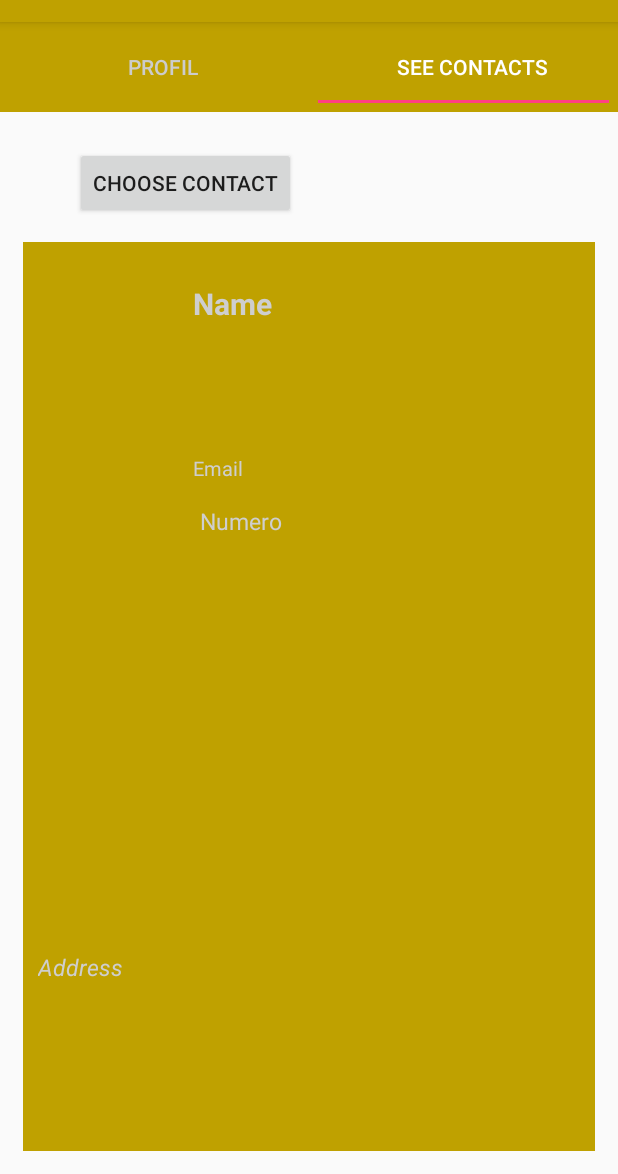
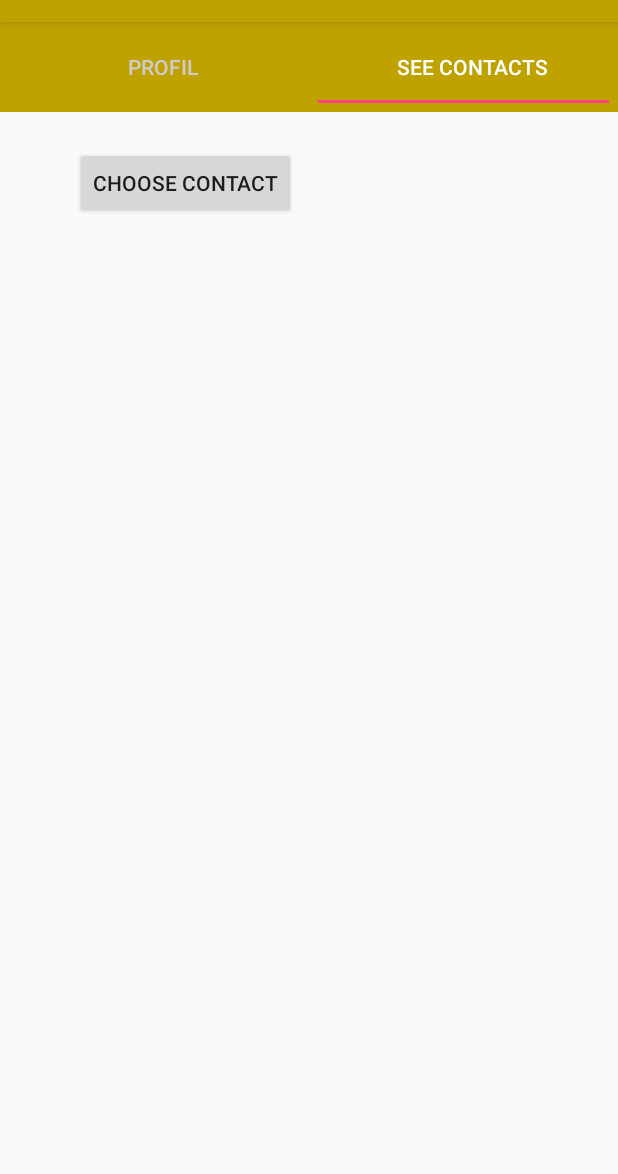
Before and after one commit to maumauuu/info-embarque-carte-de-visite, an Android app: the MainActivity screen opened directly, with no data from a screen before it, tab 2 chosen, on a phone screen of 412 x 824 dp, the part 62-1236 px from its top. Run offline under Robolectric (Android 15) with nearby library versions, the phone set to English and light mode, and no system bars; libraries missing offline, so code that uses them is left out: de.greenrobot.event; 2 statements that could not run were skipped.

Commit message:
Coorection reception sms non fonctionnel, affichage carte contact tel non fonctionnel

```diff
--- a/app/src/main/java/com/CDV/MainActivity.java
+++ b/app/src/main/java/com/CDV/MainActivity.java
@@ -1,14 +1,12 @@
 package com.CDV;
 
 import android.app.Activity;
-import android.content.ContentResolver;
 import android.content.ContentUris;
 import android.content.Context;
 import android.content.Intent;
 import android.content.IntentFilter;
 import android.content.pm.ApplicationInfo;
 import android.content.pm.PackageManager;
-import android.content.res.AssetFileDescriptor;
 import android.database.Cursor;
 import android.graphics.Bitmap;
 import android.graphics.BitmapFactory;
@@ -20,7 +18,6 @@ import android.provider.Telephony;
 import android.support.v4.app.Fragment;
 import android.support.v4.app.FragmentManager;
 import android.support.v4.app.FragmentTransaction;
-import android.support.v4.graphics.drawable.RoundedBitmapDrawable;
 import android.util.Log;
 import android.view.Menu;
 import android.view.View;
@@ -31,8 +28,6 @@ import android.support.v7.app.ActionBarDrawerToggle;
 import android.support.v7.app.AppCompatActivity;
 import android.support.v7.widget.Toolbar;
 import android.view.MenuItem;
-import android.widget.EditText;
-import android.widget.ImageView;
 import android.widget.LinearLayout;
 import android.widget.RelativeLayout;
 import android.widget.TextView;
@@ -41,16 +36,13 @@ import com.CDV.dataBase.Carte;
 import com.CDV.dataBase.CarteDataSource;
 import com.CDV.dataBase.Image;
 import com.CDV.fragment.GestionContactFragment;
-import com.CDV.fragment.ProfilFragment;
 import com.CDV.util.RefreshEvent;
+import com.CDV.util.RoundedImageView;
 import com.google.zxing.integration.android.IntentIntegrator;
 import com.google.zxing.integration.android.IntentResult;
 
 import org.json.JSONException;
 import org.json.JSONObject;
-
-import java.io.BufferedInputStream;
-import java.io.File;
 import java.io.IOException;
 import java.io.InputStream;
 import java.util.List;
@@ -163,6 +155,10 @@ public class MainActivity extends AppCompatActivity
 
         NavigationView navigationView = (NavigationView) findViewById(R.id.nav_view);
         navigationView.setNavigationItemSelectedListener(this);
+
+        MyReceiver receiver = new MyReceiver(this);
+        IntentFilter filter = new IntentFilter(Telephony.Sms.Intents.SMS_RECEIVED_ACTION);
+        registerReceiver(receiver, filter);
 
         try {
             ApplicationInfo ai = getPackageManager().getApplicationInfo(getPackageName(), PackageManager.GET_META_DATA);
@@ -344,7 +340,7 @@ public class MainActivity extends AppCompatActivity
         if (requestCode == CONTACT_PICKER_RESULT && resultCode == RESULT_OK) {
             Uri contactUri = data.getData();
             Cursor cursor = getContentResolver().query(contactUri, null, null, null, null);
-            LinearLayout carteProfilOther = (LinearLayout) findViewById(R.id.carte_other);
+            RelativeLayout carteProfilOther = (RelativeLayout) findViewById(R.id.carte_other);
             carteProfilOther.setVisibility(LinearLayout.VISIBLE);
             getContact(cursor);
          }
--- a/app/src/main/java/com/CDV/dataBase/Image.java
+++ b/app/src/main/java/com/CDV/dataBase/Image.java
@@ -1,8 +1,6 @@
 package com.CDV.dataBase;
 
-/**
- * Created by thomas on 23/05/17.
- */
+
 
 public class Image {
 
--- a/app/src/main/java/com/CDV/fragment/ProfilFragment.java
+++ b/app/src/main/java/com/CDV/fragment/ProfilFragment.java
@@ -5,10 +5,8 @@ import android.content.Intent;
 import android.graphics.BitmapFactory;
 import android.net.Uri;
 import android.os.Bundle;
-import android.provider.Telephony;
 import android.support.v4.app.Fragment;
 import android.telephony.SmsManager;
-import android.util.Log;
 import android.view.LayoutInflater;
 import android.view.MenuItem;
 import android.view.View;
@@ -18,12 +16,10 @@ import android.widget.EditText;
 import android.widget.ImageView;
 import android.widget.LinearLayout;
 import android.widget.RelativeLayout;
-import android.widget.TextView;
 import android.widget.Toast;
 
 import com.CDV.MainActivity;
 import com.CDV.R;
-import com.CDV.RoundedImageView;
 import com.CDV.dataBase.Carte;
 import com.CDV.dataBase.CarteDataSource;
 import com.CDV.dataBase.Image;
@@ -195,7 +191,7 @@ public class ProfilFragment extends Fragment {
                         i.setType("image/*");
                         startActivity(i);
                     }
-
+                    Toast.makeText(getActivity(), "SMS envoyé", Toast.LENGTH_SHORT).show();
                     SmsManager.getDefault().sendTextMessage(send_num.getText().toString(), null, msg, null, null);
                 }else{
                     Toast.makeText(getActivity(), "Vous n'avez pas entré de numéro", Toast.LENGTH_SHORT);
--- a/app/src/main/java/com/CDV/RoundedImageView.java
+++ b/app/src/main/java/com/CDV/util/RoundedImageView.java
@@ -1,4 +1,4 @@
-package com.CDV;
+package com.CDV.util;
 
 import android.content.Context;
 import android.graphics.Bitmap;
--- a/app/src/main/res/layout/activity_contact.xml
+++ b/app/src/main/res/layout/activity_contact.xml
@@ -9,7 +9,7 @@
     tools:context=".fragment.SeeContactFragment">
 
     <Button
-        android:id="@+id/Scan"
+        android:id="@+id/ChooseContact"
         android:layout_marginLeft="50sp"
         android:layout_width="wrap_content"
         android:layout_height="wrap_content"
@@ -21,7 +21,7 @@
 
     <RelativeLayout
         android:id="@+id/carte_other"
-        android:visibility="visible"
+        android:visibility="invisible"
         android:layout_width="match_parent"
         android:layout_height="match_parent"
         android:background="@color/gold"
@@ -30,7 +30,7 @@
         android:orientation="vertical">
 
 
-            <com.CDV.RoundedImageView
+            <com.CDV.util.RoundedImageView
                 android:layout_width="60dp"
                 android:layout_height="60dp"
                 android:id="@+id/imgContact"
--- a/app/src/main/res/layout/activity_profil.xml
+++ b/app/src/main/res/layout/activity_profil.xml
@@ -35,7 +35,7 @@
                     android:layout_marginLeft="180dp"
                     android:id="@+id/editlastname"/>
 
-                <com.CDV.RoundedImageView
+                <com.CDV.util.RoundedImageView
                         android:layout_width="70dp"
                         android:layout_height="70dp"
                         android:id="@+id/img"
--- a/app/src/main/res/layout/nav_header_main.xml
+++ b/app/src/main/res/layout/nav_header_main.xml
@@ -57,7 +57,7 @@
         android:layout_marginBottom="15dp"
         android:layout_alignParentStart="true" />
 
-    <com.CDV.RoundedImageView
+    <com.CDV.util.RoundedImageView
         android:layout_width="60dp"
         android:layout_height="60dp"
         android:id="@+id/photo"
```
